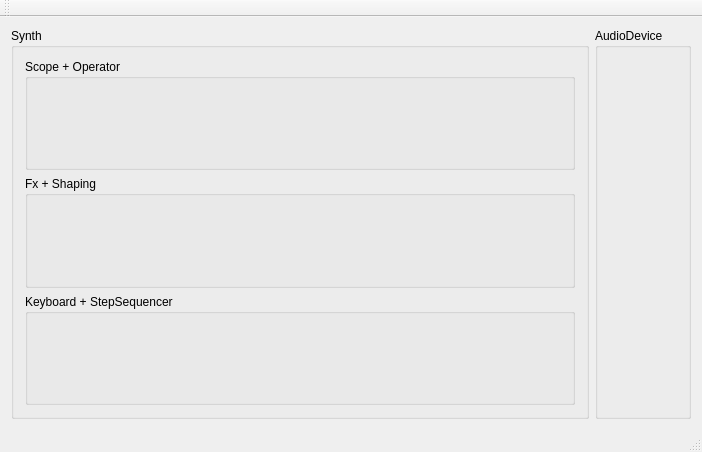
djeemie2000/SynthPlayground, file Synth7/mainwindow.ui: the form before one commit.
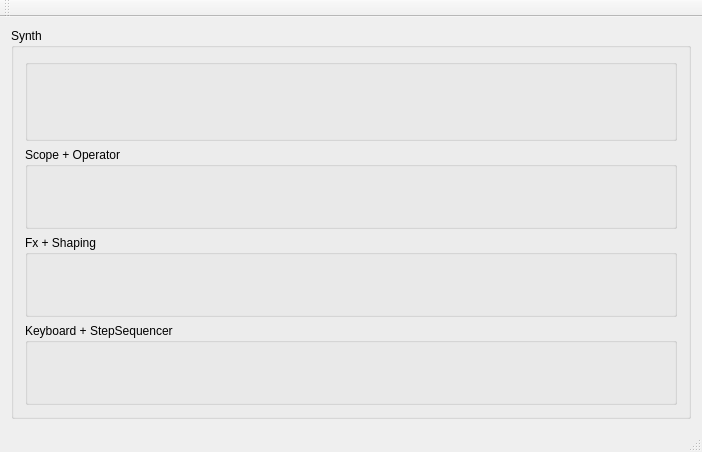
The form after the commit.

Commit message: AudioDeviceWidget now has horizontal layout

What changed in the file:
```diff
--- a/Synth7/mainwindow.ui
+++ b/Synth7/mainwindow.ui
@@ -21,6 +21,37 @@
        <string>Synth</string>
       </property>
       <layout class="QVBoxLayout" name="verticalLayout">
+       <item>
+        <widget class="QGroupBox" name="groupBox_AudioDevice">
+         <property name="sizePolicy">
+          <sizepolicy hsizetype="Preferred" vsizetype="Preferred">
+           <horstretch>0</horstretch>
+           <verstretch>0</verstretch>
+          </sizepolicy>
+         </property>
+         <property name="title">
+          <string/>
+         </property>
+         <property name="alignment">
+          <set>Qt::AlignLeading|Qt::AlignLeft|Qt::AlignTop</set>
+         </property>
+         <layout class="QVBoxLayout" name="verticalLayout_2">
+          <item>
+           <spacer name="horizontalSpacer_3">
+            <property name="orientation">
+             <enum>Qt::Horizontal</enum>
+            </property>
+            <property name="sizeHint" stdset="0">
+             <size>
+              <width>40</width>
+              <height>20</height>
+             </size>
+            </property>
+           </spacer>
+          </item>
+         </layout>
+        </widget>
+       </item>
        <item>
         <widget class="QGroupBox" name="groupBox_Operator">
          <property name="title">
@@ -93,23 +124,6 @@
       </layout>
      </widget>
     </item>
-    <item>
-     <widget class="QGroupBox" name="groupBox_AudioDevice">
-      <property name="sizePolicy">
-       <sizepolicy hsizetype="Preferred" vsizetype="Preferred">
-        <horstretch>0</horstretch>
-        <verstretch>0</verstretch>
-       </sizepolicy>
-      </property>
-      <property name="title">
-       <string>AudioDevice</string>
-      </property>
-      <property name="alignment">
-       <set>Qt::AlignLeading|Qt::AlignLeft|Qt::AlignTop</set>
-      </property>
-      <layout class="QVBoxLayout" name="verticalLayout_2"/>
-     </widget>
-    </item>
    </layout>
   </widget>
   <widget class="QMenuBar" name="menuBar">
```
The commit also changes 2 other files.
